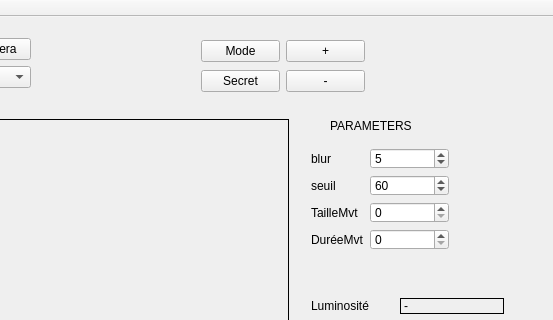
This is mainfenetre.ui in BichonCby/CamProj as Qt 5 draws it before an edit; both pictures show x 220 to 773 and y 0 to 320 of the 773 by 685 pixel window. The edited form follows.
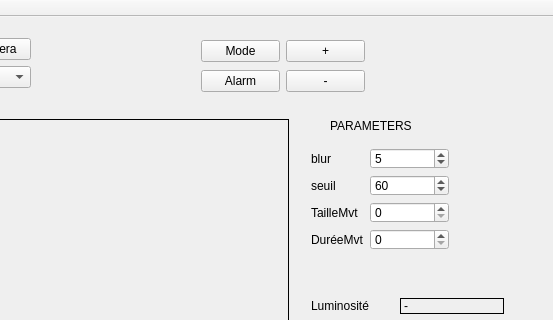
This is the edited form. Custom widgets are drawn as their Qt base class.

Commit message: Ajout du bouton alarme

Diff of the .ui file:
```diff
--- a/mainfenetre.ui
+++ b/mainfenetre.ui
@@ -281,7 +281,7 @@
      <item row="1" column="0">
       <widget class="QPushButton" name="Secret_button">
        <property name="text">
-        <string>Secret</string>
+        <string>Alarm</string>
        </property>
       </widget>
      </item>
```
Left out of the diff: 2 changed lines with no effect on the pictures. The commit also changes 4 other files.
